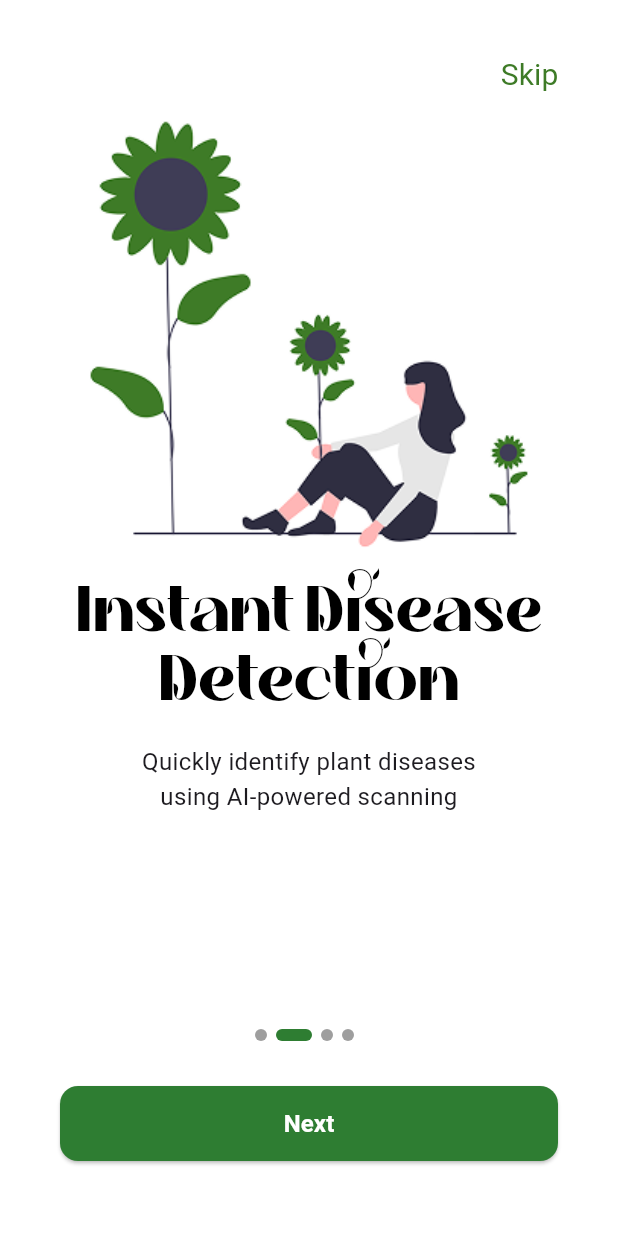
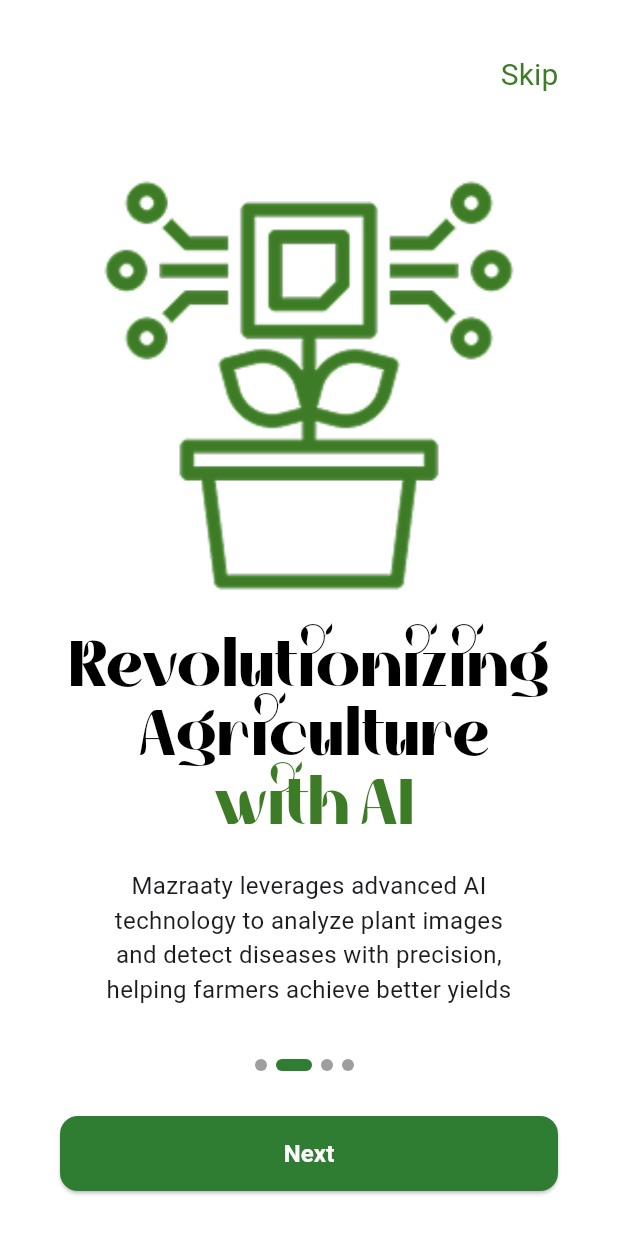
Before and after one commit to EsAm1973/Mazraaty, a Flutter app: the screen it shows after launch, swiped to page 2, on a phone screen of 412 x 824 dp. Run offline on Flutter 3.47's test engine with Material 3 defaults, Android fonts, the light colour scheme and no system bars; our stand-ins replace go_router, google_fonts, image_picker; Roboto replaces fonts that are missing (Inder).

Commit message:
Finish onboard screen

```diff
--- /dev/null
+++ b/lib/Core/utils/app_router.dart
@@ -0,0 +1,22 @@
+import 'package:go_router/go_router.dart';
+import 'package:mazraaty/Features/onboardeing/presentation/views/onboard_view.dart';
+import 'package:mazraaty/Features/splash/presentation/views/splash_view.dart';
+
+abstract class AppRouter {
+  static const String kSplashView = '/';
+  static const String kOnboardingView = '/onboarding_view';
+  static const String kLoginView = '/login_view';
+  static const String kSignupView = '/signup_view';
+  static const String kHomeView = '/home_view';
+
+  static final router = GoRouter(routes: [
+    GoRoute(
+      path: kSplashView,
+      builder: (context, state) => const SplashView(),
+    ),
+    GoRoute(
+      path: kOnboardingView,
+      builder: (context, state) => const OnboardScreensView(),
+    ),
+  ]);
+}
--- a/lib/Features/onboardeing/presentation/views/widgets/onboardbuildscreen.dart
+++ b/lib/Features/onboardeing/presentation/views/widgets/onboardbuildscreen.dart
@@ -6,7 +6,7 @@
   final String title;
   final String subtitle;
   final String imagePath;
-  final Color primaryColor; // Add color parameters
+  final Color primaryColor;
   final Color secondaryColor;
 
   const OnboardingPage({
@@ -20,40 +20,40 @@
 
   @override
   Widget build(BuildContext context) {
-    return Padding(
-      padding: const EdgeInsets.symmetric(horizontal: 27, vertical: 26),
-      child: Column(
+    return Column(
+      mainAxisAlignment: MainAxisAlignment.center,
       crossAxisAlignment: CrossAxisAlignment.center,
       children: [
-          const SizedBox(
-            height: 35,
-          ),
-          SizedBox(
-            width: double.infinity,
-            child: Image.asset(
-              imagePath,
-              fit: BoxFit.contain,
+        AspectRatio(
+          aspectRatio: 5 / 3.5,
+          child: Container(
+            decoration: BoxDecoration(
+              borderRadius: BorderRadius.circular(20),
+              image: DecorationImage(
+                image: AssetImage(imagePath),
+                fit: BoxFit.contain, // Changed to contain for consistent sizing
               ),
             ),
+          ),
+        ),
+        const SizedBox(height: 20),
         buildMultiColorTitle(),
-          const SizedBox(
-            height: 20,
-          ),
+        const SizedBox(height: 20),
         SizedBox(
-            width: 300,
+          width: 290,
           child: Text(
             textAlign: TextAlign.center,
             subtitle,
             style: Styles.textStyle16,
           ),
         ),
+        const SizedBox(height: 40), // Add bottom spacing
       ],
-      ),
     );
   }
 
   Widget buildMultiColorTitle() {
-    final parts = title.split('*'); // Use '*' as color separator
+    final parts = title.split('*');
     return RichText(
       textAlign: TextAlign.center,
       text: TextSpan(
@@ -63,14 +63,16 @@
             style: Styles.textStyle38.copyWith(
               color: Colors.black,
               fontFamily: kfontFamily,
-              )),
+            ),
+          ),
           if (parts.length > 1)
             TextSpan(
               text: parts.last,
               style: Styles.textStyle38.copyWith(
                 color: primaryColor,
                 fontFamily: kfontFamily,
-                )),
+              ),
+            ),
         ],
       ),
     );
--- a/lib/Features/onboardeing/presentation/views/widgets/progress_dots.dart
+++ b/lib/Features/onboardeing/presentation/views/widgets/progress_dots.dart
@@ -9,7 +9,7 @@
   @override
   Widget build(BuildContext context) {
     return Positioned(
-      bottom: 50,
+      bottom: 30,
       left: 0,
       right: 0,
       child: Column(
--- a/lib/Features/splash/presentation/views/widgets/splash_view_body.dart
+++ b/lib/Features/splash/presentation/views/widgets/splash_view_body.dart
@@ -1,4 +1,6 @@
 import 'package:flutter/material.dart';
+import 'package:go_router/go_router.dart';
+import 'package:mazraaty/Core/utils/app_router.dart';
 import 'package:mazraaty/Core/utils/styles.dart';
 import 'package:mazraaty/constants.dart';
 
@@ -44,9 +46,9 @@
       setState(() {
         _opacirty = 1.0;
       });
-      // Future.delayed(const Duration(seconds: 2), () {
-      //   GoRouter.of(context).pushReplacement(AppRouter.kLoginView);
-      // });
+      Future.delayed(const Duration(seconds: 2), () {
+        GoRouter.of(context).pushReplacement(AppRouter.kOnboardingView);
+      });
     });
   }
 }
--- a/lib/constants.dart
+++ b/lib/constants.dart
@@ -12,18 +12,21 @@
     "image": "assets/images/onboard1.png",
   },
   {
-    "title": "Instant Disease\nDetection",
-    "subtitle": "Quickly identify plant diseases\nusing AI-powered scanning",
-    "image": "assets/images/onboard1.png",
+    "title": "Revolutionizing\n Agriculture\n* with AI",
+    "subtitle":
+        "Mazraaty leverages advanced AI technology to analyze plant images and detect diseases with precision, helping farmers achieve better yields",
+    "image": "assets/images/onboard2.png",
   },
   {
-    "title": "Actionable Insights",
-    "subtitle": "Get practical solutions and\ntreatment recommendations",
-    "image": "assets/images/onboard1.png",
+    "title": "Comprehensive*\n Plant Library",
+    "subtitle":
+        "Mazraaty provides a complete library of plants, featuring detailed information about different species, their common diseases, and effective care methods",
+    "image": "assets/images/onboard3.png",
   },
   {
-    "title": "Healthier Crops",
-    "subtitle": "Improve your yield with\npersonalized care plans",
-    "image": "assets/images/onboard1.png",
+    "title": "Empower Your*\n Farming Journey",
+    "subtitle":
+        "Join Mazraaty today to access smart tools, tailored solutions, and expert guidance for your agricultural needs",
+    "image": "assets/images/onboard4.png",
   },
 ];
--- a/lib/main.dart
+++ b/lib/main.dart
@@ -1,9 +1,7 @@
 import 'package:flutter/material.dart';
 import 'package:google_fonts/google_fonts.dart';
-import 'package:mazraaty/Features/onboardeing/presentation/views/widgets/screen1_view_body.dart';
+import 'package:mazraaty/Core/utils/app_router.dart';
 import 'package:mazraaty/constants.dart';
-//import 'package:mazraaty/home.dart';
-import 'package:mazraaty/Features/splash/presentation/views/splash_view.dart';
 
 void main() {
   runApp(const MyApp());
@@ -14,14 +12,14 @@
 
   @override
   Widget build(BuildContext context) {
-    return MaterialApp(
+    return MaterialApp.router(
+      routerConfig: AppRouter.router,
       debugShowCheckedModeBanner: false,
       title: 'Mazraaty',
       theme: ThemeData.light().copyWith(
         scaffoldBackgroundColor: kPrimaryColor,
         textTheme: GoogleFonts.inderTextTheme(),
       ),
-      home: const OnboardingViewBody(),
     );
   }
 }
--- a/pubspec.yaml
+++ b/pubspec.yaml
@@ -39,6 +39,7 @@
   image_picker: ^1.1.2
   http_parser: ^4.0.2
   google_fonts: ^6.2.1
+  go_router: ^14.8.0
 
 dev_dependencies:
   flutter_test:
```
Also changed, not shown: assets/images/onboard2.png (added), assets/images/onboard3.png (added), assets/images/onboard4.png (added), pubspec.lock. Lines whose indentation alone changed are shown as unchanged.
